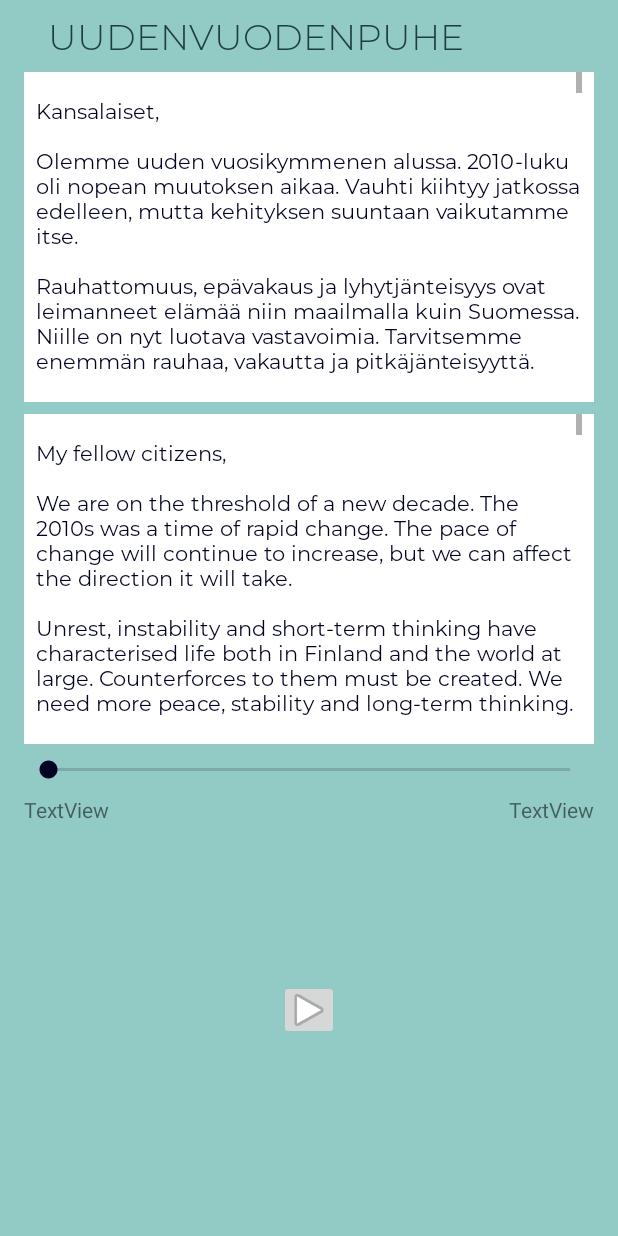
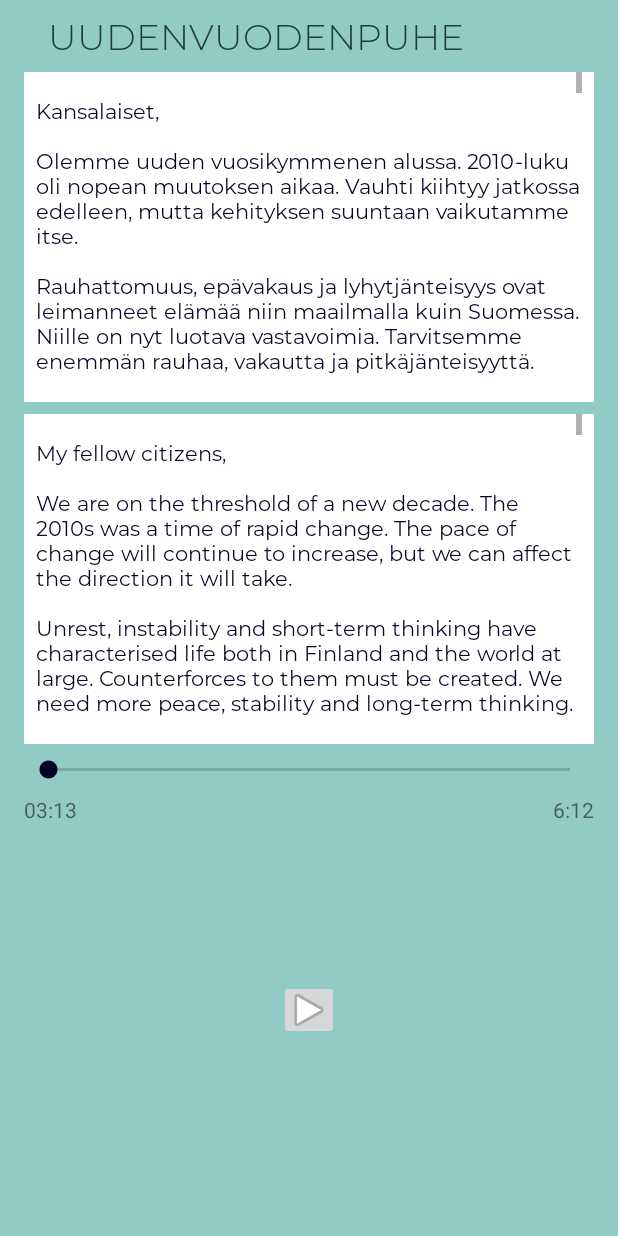
Before and after one commit to KlenJavor/FingulariumKotlin, an Android app: the LearnActivity screen opened directly, with no data from a screen before it, on a phone screen of 412 x 824 dp. Run offline under Robolectric (Android 15) with nearby library versions, the phone set to English and light mode, and no system bars; network calls fail.

Commit message:
Clean layouts

```diff
--- a/app/src/main/res/layout/activity_learn.xml
+++ b/app/src/main/res/layout/activity_learn.xml
@@ -12,13 +12,15 @@
         android:layout_height="40dp"
         android:layout_marginTop="8dp"
         android:paddingLeft="32dp"
-        android:text="Heading"
+        android:text="@string/heading"
         android:textColor="@color/thinfont"
         android:textSize="@dimen/heading_text_size"
         app:fontFamily="@font/montserrat_light"
         app:layout_constraintEnd_toEndOf="parent"
         app:layout_constraintStart_toStartOf="parent"
-        app:layout_constraintTop_toTopOf="parent" />
+        app:layout_constraintTop_toTopOf="parent"
+        android:paddingStart="32dp"
+        tools:ignore="RtlSymmetry" />
 
 
     <TextView
@@ -66,11 +68,11 @@
         android:id="@+id/readButton"
         android:layout_width="40dp"
         android:layout_height="40dp"
-
         app:layout_constraintBottom_toBottomOf="parent"
         app:layout_constraintEnd_toEndOf="parent"
         app:layout_constraintStart_toStartOf="parent"
-        app:layout_constraintTop_toBottomOf="@+id/seekBar" />
+        app:layout_constraintTop_toBottomOf="@+id/seekBar"
+        android:contentDescription="@string/play_button" />
 
     <SeekBar
         android:id="@+id/seekBar"
@@ -92,7 +94,7 @@
         android:layout_marginStart="16dp"
         android:layout_marginLeft="16dp"
         android:layout_marginTop="8dp"
-        android:text="TextView"
+        android:text="@string/current_time"
         app:layout_constraintStart_toStartOf="parent"
         app:layout_constraintTop_toBottomOf="@+id/seekBar" />
 
@@ -103,27 +105,8 @@
         android:layout_marginTop="8dp"
         android:layout_marginEnd="16dp"
         android:layout_marginRight="16dp"
-        android:text="TextView"
+        android:text="@string/total_time"
         app:layout_constraintEnd_toEndOf="parent"
         app:layout_constraintTop_toBottomOf="@+id/seekBar" />
-    <!--
-    <Button
-        android:id="@+id/pauseButton"
-        android:layout_width="40dp"
-        android:layout_height="40dp"
-        android:background="@android:drawable/ic_media_pause"
-        app:layout_constraintBottom_toBottomOf="parent"
-        app:layout_constraintEnd_toEndOf="parent"
-        app:layout_constraintStart_toEndOf="@+id/readButton"
-        app:layout_constraintTop_toBottomOf="@+id/fiTextView" />
 
-    <Button
-        android:id="@+id/stopButton"
-        android:layout_width="40dp"
-        android:layout_height="40dp"
-        android:background="@android:drawable/ic_menu_close_clear_cancel"
-        app:layout_constraintBottom_toBottomOf="parent"
-        app:layout_constraintEnd_toStartOf="@+id/readButton"
-        app:layout_constraintStart_toStartOf="parent"
-        app:layout_constraintTop_toBottomOf="@+id/fiTextView" />-->
 </androidx.constraintlayout.widget.ConstraintLayout>
--- a/app/src/main/res/layout/activity_vocabulary.xml
+++ b/app/src/main/res/layout/activity_vocabulary.xml
@@ -1,8 +1,6 @@
 <?xml version="1.0" encoding="utf-8"?>
 
 <LinearLayout xmlns:android="http://schemas.android.com/apk/res/android"
-    xmlns:app="http://schemas.android.com/apk/res-auto"
-    xmlns:tools="http://schemas.android.com/tools"
     android:layout_width="match_parent"
     android:layout_height="match_parent"
     android:background="@color/background"
--- a/app/src/main/res/layout/item_vocabulary.xml
+++ b/app/src/main/res/layout/item_vocabulary.xml
@@ -1,4 +1,5 @@
 <?xml version="1.0" encoding="utf-8"?>
+
 <LinearLayout xmlns:android="http://schemas.android.com/apk/res/android"
     xmlns:app="http://schemas.android.com/apk/res-auto"
     android:layout_width="match_parent"
--- a/app/src/main/res/values/dimens.xml
+++ b/app/src/main/res/values/dimens.xml
@@ -3,7 +3,7 @@
     <dimen name="question_horizontal_margin">32dp</dimen>
     <dimen name="vertical_margin">40dp</dimen>
     <dimen name="question_vertical_margin">8dp</dimen>
-    <dimen name="answer_text_size">20dp</dimen>
-    <dimen name="button_text_size">20dp</dimen>
-    <dimen name="heading_text_size">24dp</dimen>
+    <dimen name="answer_text_size">20sp</dimen>
+    <dimen name="button_text_size">20sp</dimen>
+    <dimen name="heading_text_size">24sp</dimen>
 </resources>
--- a/app/src/main/res/values/strings.xml
+++ b/app/src/main/res/values/strings.xml
@@ -4,4 +4,11 @@
     <string name="title_android_trivia_question">Android Trivia (%1$d/%2$d)</string>
     <string name="text_in_english">Text in English</string>
     <string name="text_in_finnish">Text in Finnish</string>
+    <string name="herra_hakkarainen">Herra Hakkarainen</string>
+    <string name="listen_read_speak_repeat">Listen, read, speak, repeat...</string>
+    <string name="headingFI">Tasavallan presidentin uudenvuodenpuhe 2020</string>
+    <string name="headingEN">President of the Republic Sauli Niinistö’s New Year’s Speech 2020</string>
+    <string name="play_button">Play Button</string>
+    <string name="current_time">03:13</string>
+    <string name="total_time">6:12</string>
 </resources>
```
Also changed, not shown: app/src/main/res/layout/activity_details.xml (+4 -26 lines), app/src/main/res/layout/activity_main.xml (+8 -12 lines), app/src/main/res/layout/activity_quiz.xml (+23 -28 lines), app/src/main/res/layout/item_topics.xml (+6 -7 lines).
